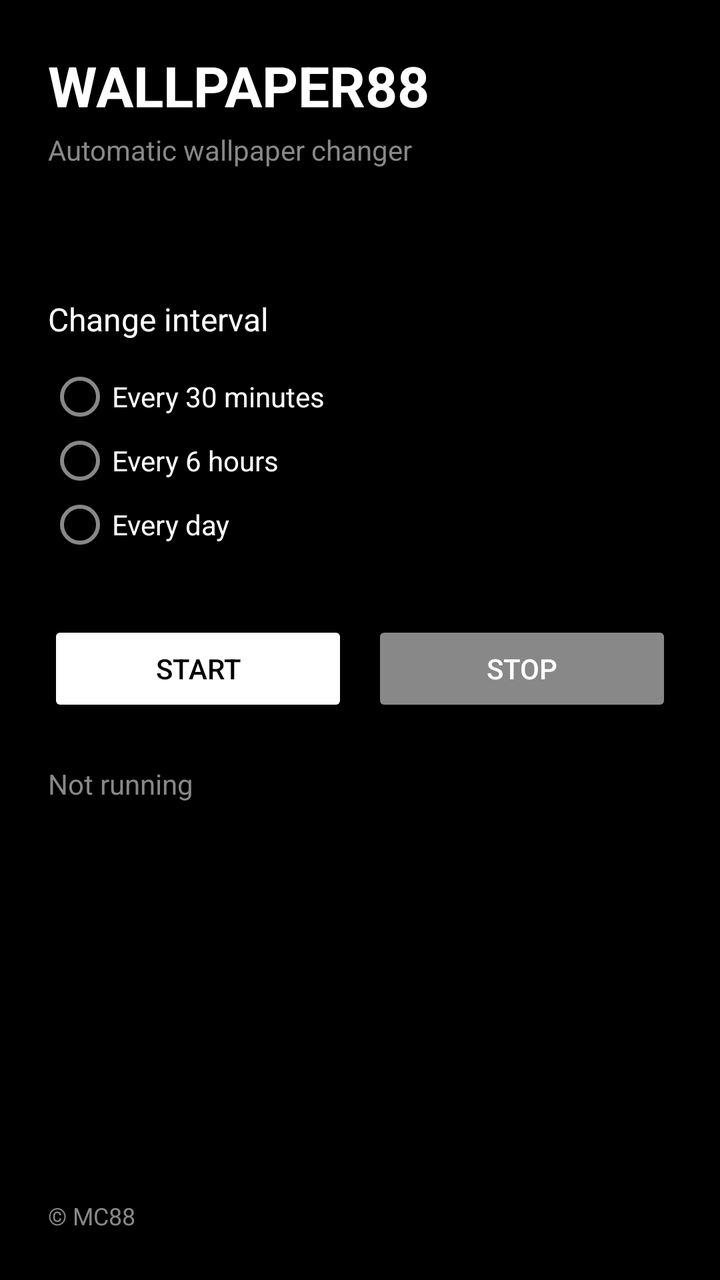
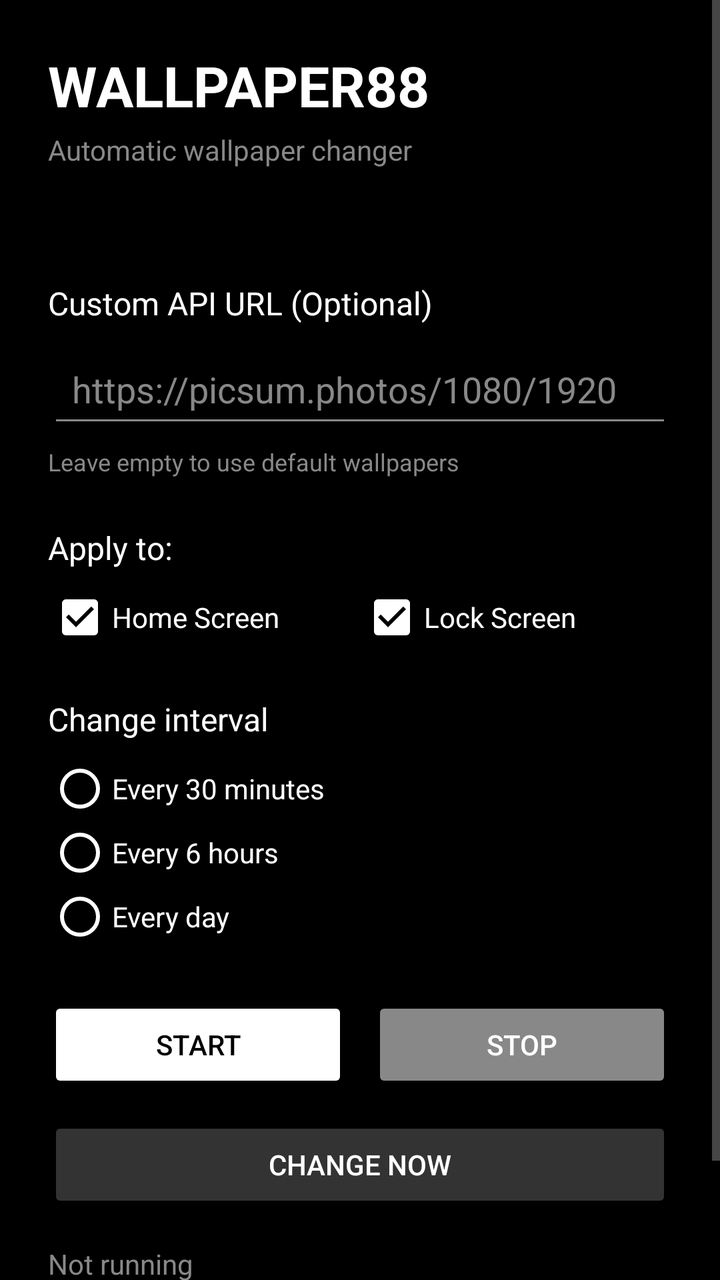

Compare the two renders of this Android layout. The source of the first and the diff that turns it into the second are given below.
<!-- AndroidManifest.xml: application theme Theme.Wallpaper88 -->
<!-- res/layout/activity_main.xml -->
<?xml version="1.0" encoding="utf-8"?>
<LinearLayout xmlns:android="http://schemas.android.com/apk/res/android"
    xmlns:app="http://schemas.android.com/apk/res-auto"
    android:layout_width="match_parent"
    android:layout_height="match_parent"
    android:orientation="vertical"
    android:padding="24dp"
    android:background="@color/black">

    <TextView
        android:layout_width="wrap_content"
        android:layout_height="wrap_content"
        android:text="@string/title"
        android:textColor="@color/white"
        android:textSize="28sp"
        android:textStyle="bold" />

    <TextView
        android:layout_width="wrap_content"
        android:layout_height="wrap_content"
        android:layout_marginTop="4dp"
        android:text="@string/subtitle"
        android:textColor="@color/gray"
        android:textSize="14sp" />

    <TextView
        android:id="@+id/screenInfo"
        android:layout_width="wrap_content"
        android:layout_height="wrap_content"
        android:layout_marginTop="16dp"
        android:textColor="@color/gray"
        android:textSize="12sp" />

    <TextView
        android:layout_width="wrap_content"
        android:layout_height="wrap_content"
        android:layout_marginTop="32dp"
        android:text="@string/interval_label"
        android:textColor="@color/white"
        android:textSize="16sp" />

    <RadioGroup
        android:id="@+id/intervalGroup"
        android:layout_width="match_parent"
        android:layout_height="wrap_content"
        android:layout_marginTop="12dp"
        android:orientation="vertical">

        <RadioButton
            android:id="@+id/radio30m"
            android:layout_width="wrap_content"
            android:layout_height="wrap_content"
            android:text="@string/interval_30m"
            android:textColor="@color/white" />

        <RadioButton
            android:id="@+id/radio6h"
            android:layout_width="wrap_content"
            android:layout_height="wrap_content"
            android:text="@string/interval_6h"
            android:textColor="@color/white" />

        <RadioButton
            android:id="@+id/radio1d"
            android:layout_width="wrap_content"
            android:layout_height="wrap_content"
            android:text="@string/interval_1d"
            android:textColor="@color/white" />
    </RadioGroup>

    <LinearLayout
        android:layout_width="match_parent"
        android:layout_height="wrap_content"
        android:layout_marginTop="32dp"
        android:orientation="horizontal">

        <Button
            android:id="@+id/startButton"
            android:layout_width="0dp"
            android:layout_height="wrap_content"
            android:layout_weight="1"
            android:text="@string/start"
            app:backgroundTint="@color/white"
            android:textColor="@color/black" />

        <Button
            android:id="@+id/stopButton"
            android:layout_width="0dp"
            android:layout_height="wrap_content"
            android:layout_marginStart="12dp"
            android:layout_weight="1"
            android:text="@string/stop"
            app:backgroundTint="@color/gray"
            android:textColor="@color/white" />
    </LinearLayout>

    <TextView
        android:id="@+id/statusText"
        android:layout_width="wrap_content"
        android:layout_height="wrap_content"
        android:layout_marginTop="24dp"
        android:text="@string/status_idle"
        android:textColor="@color/gray"
        android:textSize="14sp" />

    <Space
        android:layout_width="match_parent"
        android:layout_height="0dp"
        android:layout_weight="1" />

    <TextView
        android:layout_width="wrap_content"
        android:layout_height="wrap_content"
        android:text="@string/copyright"
        android:textColor="@color/gray"
        android:textSize="12sp" />

</LinearLayout>
<!-- resources referenced by this layout -->
<resources>
  <color name="black">#000000</color>
  <color name="gray">#888888</color>
  <color name="white">#FFFFFF</color>
  <string name="copyright">© MC88</string>
  <string name="interval_1d">Every day</string>
  <string name="interval_30m">Every 30 minutes</string>
  <string name="interval_6h">Every 6 hours</string>
  <string name="interval_label">Change interval</string>
  <string name="start">Start</string>
  <string name="status_idle">Not running</string>
  <string name="stop">Stop</string>
  <string name="subtitle">Automatic wallpaper changer</string>
  <string name="title">WALLPAPER88</string>
  <style name="Theme.Wallpaper88" parent="Theme.AppCompat.NoActionBar">
          <item name="android:windowBackground">@color/black</item>
          <item name="android:statusBarColor">@color/black</item>
          <item name="android:navigationBarColor">@color/black</item>
          <item name="android:textColorPrimary">@color/white</item>
          <item name="android:textColorSecondary">@color/gray</item>
          <item name="android:forceDarkAllowed">false</item>
      </style>
</resources>

<!-- the commit's change to res/layout/activity_main.xml (unified diff, before → after) -->
@@ -1,118 +1,197 @@
 <?xml version="1.0" encoding="utf-8"?>
-<LinearLayout xmlns:android="http://schemas.android.com/apk/res/android"
+<ScrollView xmlns:android="http://schemas.android.com/apk/res/android"
     xmlns:app="http://schemas.android.com/apk/res-auto"
     android:layout_width="match_parent"
     android:layout_height="match_parent"
-    android:orientation="vertical"
-    android:padding="24dp"
-    android:background="@color/black">
-
-    <TextView
-        android:layout_width="wrap_content"
-        android:layout_height="wrap_content"
-        android:text="@string/title"
-        android:textColor="@color/white"
-        android:textSize="28sp"
-        android:textStyle="bold" />
-
-    <TextView
-        android:layout_width="wrap_content"
-        android:layout_height="wrap_content"
-        android:layout_marginTop="4dp"
-        android:text="@string/subtitle"
-        android:textColor="@color/gray"
-        android:textSize="14sp" />
-
-    <TextView
-        android:id="@+id/screenInfo"
-        android:layout_width="wrap_content"
-        android:layout_height="wrap_content"
-        android:layout_marginTop="16dp"
-        android:textColor="@color/gray"
-        android:textSize="12sp" />
-
-    <TextView
-        android:layout_width="wrap_content"
-        android:layout_height="wrap_content"
-        android:layout_marginTop="32dp"
-        android:text="@string/interval_label"
-        android:textColor="@color/white"
-        android:textSize="16sp" />
-
-    <RadioGroup
-        android:id="@+id/intervalGroup"
-        android:layout_width="match_parent"
-        android:layout_height="wrap_content"
-        android:layout_marginTop="12dp"
-        android:orientation="vertical">
-
-        <RadioButton
-            android:id="@+id/radio30m"
-            android:layout_width="wrap_content"
-            android:layout_height="wrap_content"
-            android:text="@string/interval_30m"
-            android:textColor="@color/white" />
-
-        <RadioButton
-            android:id="@+id/radio6h"
-            android:layout_width="wrap_content"
-            android:layout_height="wrap_content"
-            android:text="@string/interval_6h"
-            android:textColor="@color/white" />
-
-        <RadioButton
-            android:id="@+id/radio1d"
-            android:layout_width="wrap_content"
-            android:layout_height="wrap_content"
-            android:text="@string/interval_1d"
-            android:textColor="@color/white" />
-    </RadioGroup>
+    android:background="@color/black"
+    android:fillViewport="true">
 
     <LinearLayout
         android:layout_width="match_parent"
         android:layout_height="wrap_content"
-        android:layout_marginTop="32dp"
-        android:orientation="horizontal">
+        android:orientation="vertical"
+        android:padding="24dp">
+
+        <TextView
+            android:layout_width="wrap_content"
+            android:layout_height="wrap_content"
+            android:text="@string/title"
+            android:textColor="@color/white"
+            android:textSize="28sp"
+            android:textStyle="bold" />
+
+        <TextView
+            android:layout_width="wrap_content"
+            android:layout_height="wrap_content"
+            android:layout_marginTop="4dp"
+            android:text="@string/subtitle"
+            android:textColor="@color/gray"
+            android:textSize="14sp" />
+
+        <TextView
+            android:id="@+id/screenInfo"
+            android:layout_width="wrap_content"
+            android:layout_height="wrap_content"
+            android:layout_marginTop="16dp"
+            android:textColor="@color/gray"
+            android:textSize="12sp" />
+
+        <TextView
+            android:layout_width="wrap_content"
+            android:layout_height="wrap_content"
+            android:layout_marginTop="24dp"
+            android:text="@string/custom_api_label"
+            android:textColor="@color/white"
+            android:textSize="16sp" />
+
+        <EditText
+            android:id="@+id/apiInput"
+            android:layout_width="match_parent"
+            android:layout_height="wrap_content"
+            android:layout_marginTop="8dp"
+            android:hint="@string/custom_api_hint"
+            android:textColor="@color/white"
+            android:textColorHint="@color/gray"
+            android:inputType="textUri"
+            android:backgroundTint="@color/gray"
+            android:padding="12dp" />
+
+        <TextView
+            android:layout_width="wrap_content"
+            android:layout_height="wrap_content"
+            android:text="@string/custom_api_desc"
+            android:textColor="@color/gray"
+            android:textSize="12sp"
+            android:layout_marginTop="4dp"/>
+
+        <TextView
+            android:layout_width="wrap_content"
+            android:layout_height="wrap_content"
+            android:layout_marginTop="24dp"
+            android:text="@string/screens_label"
+            android:textColor="@color/white"
+            android:textSize="16sp" />
+
+        <LinearLayout
+            android:layout_width="match_parent"
+            android:layout_height="wrap_content"
+            android:orientation="horizontal"
+            android:layout_marginTop="8dp">
+
+            <CheckBox
+                android:id="@+id/checkHome"
+                android:layout_width="0dp"
+                android:layout_height="wrap_content"
+                android:layout_weight="1"
+                android:text="@string/screen_home"
+                android:textColor="@color/white"
+                android:buttonTint="@color/white"
+                android:checked="true" />
+
+            <CheckBox
+                android:id="@+id/checkLock"
+                android:layout_width="0dp"
+                android:layout_height="wrap_content"
+                android:layout_weight="1"
+                android:text="@string/screen_lock"
+                android:textColor="@color/white"
+                android:buttonTint="@color/white"
+                android:checked="true" />
+        </LinearLayout>
+
+        <TextView
+            android:layout_width="wrap_content"
+            android:layout_height="wrap_content"
+            android:layout_marginTop="24dp"
+            android:text="@string/interval_label"
+            android:textColor="@color/white"
+            android:textSize="16sp" />
+
+        <RadioGroup
+            android:id="@+id/intervalGroup"
+            android:layout_width="match_parent"
+            android:layout_height="wrap_content"
+            android:layout_marginTop="8dp"
+            android:orientation="vertical">
+
+            <RadioButton
+                android:id="@+id/radio30m"
+                android:layout_width="wrap_content"
+                android:layout_height="wrap_content"
+                android:text="@string/interval_30m"
+                android:textColor="@color/white"
+                android:buttonTint="@color/white" />
+
+            <RadioButton
+                android:id="@+id/radio6h"
+                android:layout_width="wrap_content"
+                android:layout_height="wrap_content"
+                android:text="@string/interval_6h"
+                android:textColor="@color/white"
+                android:buttonTint="@color/white" />
+
+            <RadioButton
+                android:id="@+id/radio1d"
+                android:layout_width="wrap_content"
+                android:layout_height="wrap_content"
+                android:text="@string/interval_1d"
+                android:textColor="@color/white"
+                android:buttonTint="@color/white" />
+        </RadioGroup>
+
+        <LinearLayout
+            android:layout_width="match_parent"
+            android:layout_height="wrap_content"
+            android:layout_marginTop="24dp"
+            android:orientation="horizontal">
+
+            <Button
+                android:id="@+id/startButton"
+                android:layout_width="0dp"
+                android:layout_height="wrap_content"
+                android:layout_weight="1"
+                android:text="@string/start"
+                app:backgroundTint="@color/white"
+                android:textColor="@color/black" />
+
+            <Button
+                android:id="@+id/stopButton"
+                android:layout_width="0dp"
+                android:layout_height="wrap_content"
+                android:layout_marginStart="12dp"
+                android:layout_weight="1"
+                android:text="@string/stop"
+                app:backgroundTint="@color/gray"
+                android:textColor="@color/white" />
+        </LinearLayout>
 
         <Button
-            android:id="@+id/startButton"
-            android:layout_width="0dp"
+            android:id="@+id/changeNowButton"
+            android:layout_width="match_parent"
             android:layout_height="wrap_content"
-            android:layout_weight="1"
-            android:text="@string/start"
-            app:backgroundTint="@color/white"
-            android:textColor="@color/black" />
+            android:layout_marginTop="12dp"
+            android:text="@string/change_now"
+            app:backgroundTint="#333333"
+            android:textColor="@color/white" />
 
-        <Button
-            android:id="@+id/stopButton"
-            android:layout_width="0dp"
+        <TextView
+            android:id="@+id/statusText"
+            android:layout_width="wrap_content"
             android:layout_height="wrap_content"
-            android:layout_marginStart="12dp"
-            android:layout_weight="1"
-            android:text="@string/stop"
-            app:backgroundTint="@color/gray"
-            android:textColor="@color/white" />
+            android:layout_marginTop="16dp"
+            android:text="@string/status_idle"
+            android:textColor="@color/gray"
+            android:textSize="14sp" />
+
+        <Space
+            android:layout_width="match_parent"
+            android:layout_height="24dp" />
+
+        <TextView
+            android:layout_width="wrap_content"
+            android:layout_height="wrap_content"
+            android:text="@string/copyright"
+            android:textColor="@color/gray"
+            android:textSize="12sp" />
     </LinearLayout>
-
-    <TextView
-        android:id="@+id/statusText"
-        android:layout_width="wrap_content"
-        android:layout_height="wrap_content"
-        android:layout_marginTop="24dp"
-        android:text="@string/status_idle"
-        android:textColor="@color/gray"
-        android:textSize="14sp" />
-
-    <Space
-        android:layout_width="match_parent"
-        android:layout_height="0dp"
-        android:layout_weight="1" />
-
-    <TextView
-        android:layout_width="wrap_content"
-        android:layout_height="wrap_content"
-        android:text="@string/copyright"
-        android:textColor="@color/gray"
-        android:textSize="12sp" />
-
-</LinearLayout>
+</ScrollView>
<!-- resource entries referenced after the edit -->
@@ -3,11 +3,18 @@
   <color name="black">#000000</color>
   <color name="gray">#888888</color>
   <color name="white">#FFFFFF</color>
+  <string name="change_now">Change Now</string>
   <string name="copyright">© MC88</string>
+  <string name="custom_api_desc">Leave empty to use default wallpapers</string>
+  <string name="custom_api_hint">https://picsum.photos/1080/1920</string>
+  <string name="custom_api_label">Custom API URL (Optional)</string>
   <string name="interval_1d">Every day</string>
   <string name="interval_30m">Every 30 minutes</string>
   <string name="interval_6h">Every 6 hours</string>
   <string name="interval_label">Change interval</string>
+  <string name="screen_home">Home Screen</string>
+  <string name="screen_lock">Lock Screen</string>
+  <string name="screens_label">Apply to:</string>
   <string name="start">Start</string>
   <string name="status_idle">Not running</string>
   <string name="stop">Stop</string>
